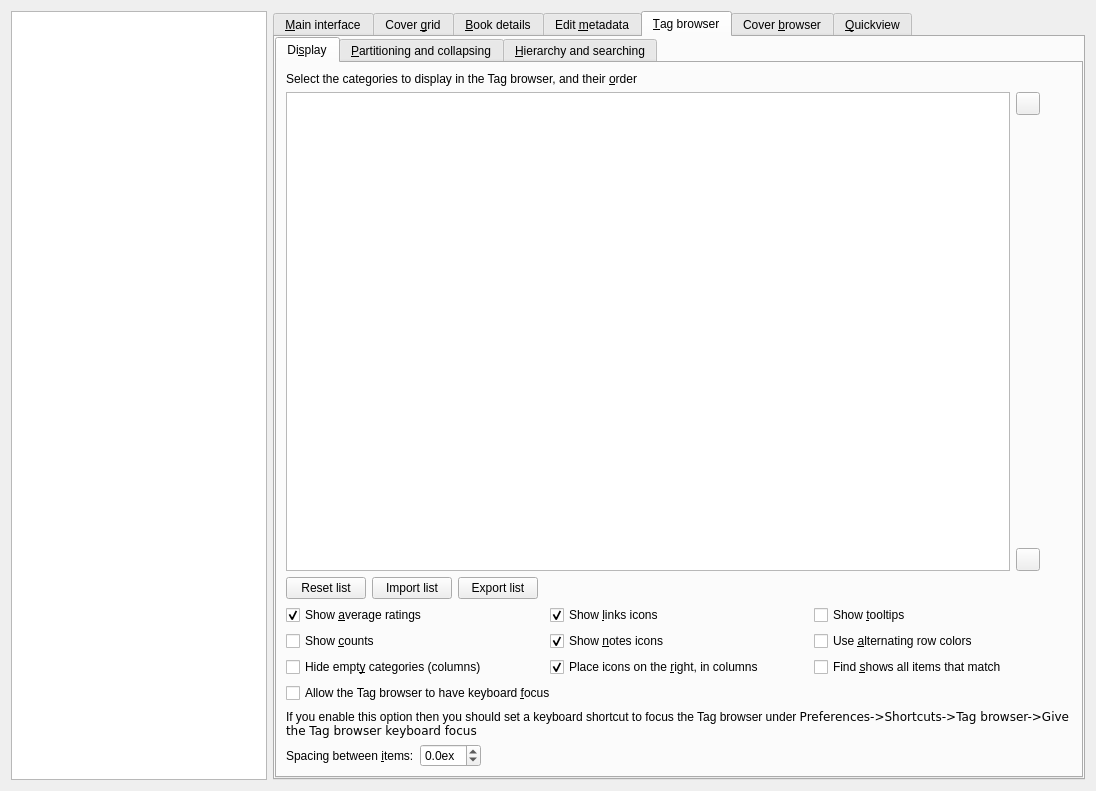
Above: src/calibre/gui2/preferences/look_feel.ui from debian-calibre/calibre before the change. Below: the same form after it.
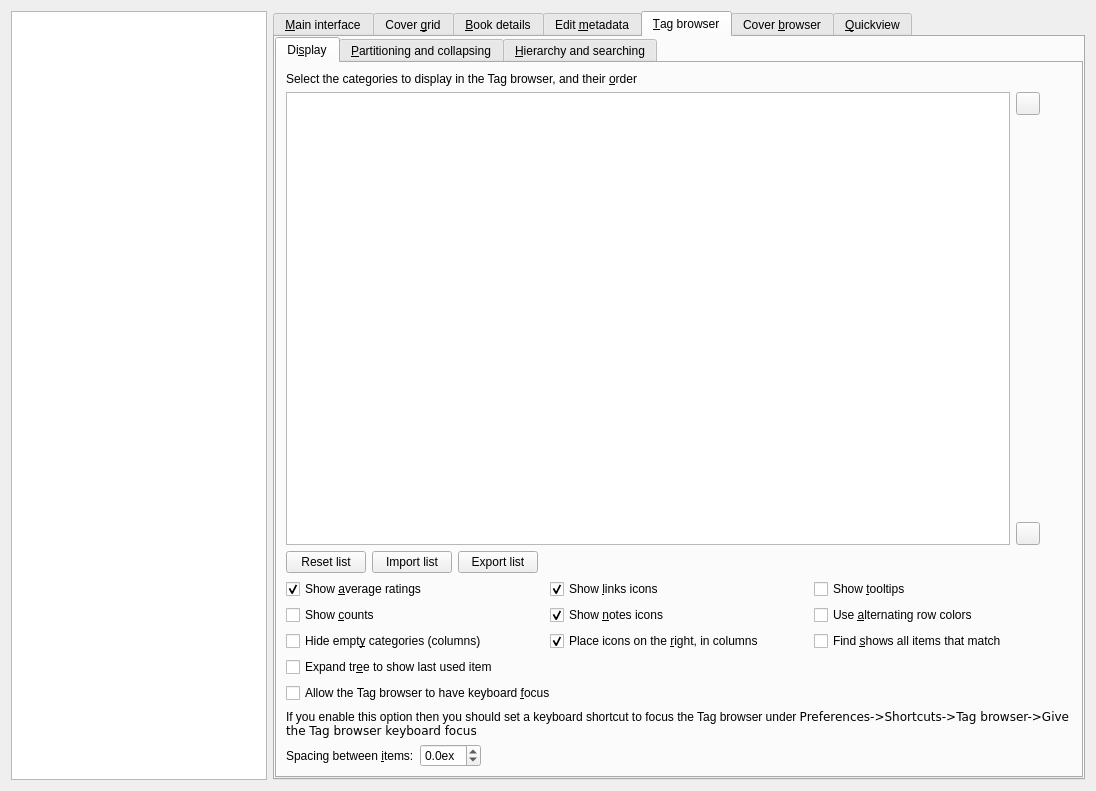
That is the form after the change. The open tabs and pages were chosen to show the change. Icons and pictures are not drawn. Custom widgets are drawn as their Qt base class.

```diff
--- a/src/calibre/gui2/preferences/look_feel.ui
+++ b/src/calibre/gui2/preferences/look_feel.ui
@@ -1426,6 +1426,17 @@
             </property>
            </widget>
           </item>
+          <item row="3" column="0">
+           <widget class="QCheckBox" name="opt_tag_browser_restore_tree_expansion">
+            <property name="toolTip">
+             <string>&lt;p&gt;Ensure the last "used" item in the Tag browser is visible when opening a library.
+An item is "used" when it is expanded, collapsed, or clicked.&lt;/p&gt;</string>
+            </property>
+            <property name="text">
+             <string>Expand tr&amp;ee to show last used item</string>
+            </property>
+           </widget>
+          </item>
          </layout>
         </item>
         <item row="8" column="0" colspan="3">
```
